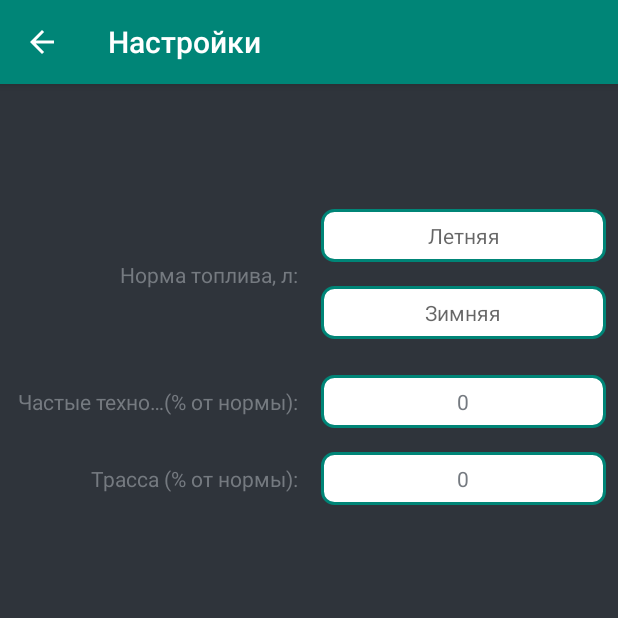
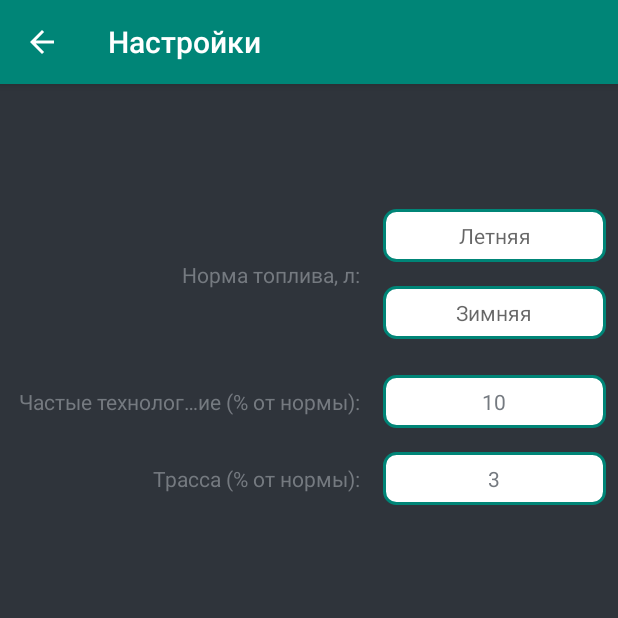
Before and after one commit to Pavluchkov/Fuel-balance-kt, an Android app: the screen it shows after launch (SettingActivity), in the options menu, after a tap on "Настройки", on a phone screen of 412 x 824 dp, the top half of it. Run offline under Robolectric (Android 15) with nearby library versions, the phone set to English and light mode, and no system bars.

Commit message:
Изменения в layout. freq. and trassa set default value

```diff
--- a/app/src/main/java/by/pavluchkov/fuel_balance/views/MainActivity.kt
+++ b/app/src/main/java/by/pavluchkov/fuel_balance/views/MainActivity.kt
@@ -33,7 +33,12 @@ class MainActivity : AppCompatActivity(), NavigationView.OnNavigationItemSelecte
     private val mPresenter = MainScreenPresenter()
 
     override fun setLoadUserData(data: MainData) {
-        editText_previous_main.setText(data.current.toString())
+        editText_previous_main.setText(
+            when (data.current.toString()) {
+                "0" -> ""
+                else -> data.current.toString()
+            }
+        )
 
         when (data.timeOfYear) {
             TimeOfYear.SUMMER -> radioButton_summer_main.isChecked = true
--- a/app/src/main/java/by/pavluchkov/fuel_balance/views/SettingActivity.kt
+++ b/app/src/main/java/by/pavluchkov/fuel_balance/views/SettingActivity.kt
@@ -24,8 +24,18 @@ class SettingActivity : AppCompatActivity(), SettingsScreenView {
                 else -> data.winterNorma.toString()
             }
         )
-        editText_frequent_technological_settings.setText(data.frequentTechnological.toString())
-        editText_trassa_settings.setText(data.trassa.toString())
+        editText_frequent_technological_settings.setText(
+            when (data.frequentTechnological.toString()) {
+                "0" -> getString(R.string.string_frequentTechnological_settings_default_value)
+                else -> data.frequentTechnological.toString()
+            }
+        )
+        editText_trassa_settings.setText(
+            when (data.trassa.toString()) {
+                "0" -> getString(R.string.string_trassa_settings_default_value)
+                else -> data.trassa.toString()
+            }
+        )
     }
 
     override fun getUserData(): SettingsData {
@@ -40,12 +50,12 @@ class SettingActivity : AppCompatActivity(), SettingsScreenView {
         }
 
         val frequentTechnological = when (editText_frequent_technological_settings.text.toString()) {
-            "" -> getString(R.string.string_frequentTechnological_settings_default_value).toInt()
+            "" -> 0
             else -> editText_frequent_technological_settings.text.toString().toInt()
         }
 
         val trassa = when (editText_trassa_settings.text.toString()) {
-            "" -> getString(R.string.string_trassa_settings_default_value).toInt()
+            "" -> 0
             else -> editText_trassa_settings.text.toString().toInt()
         }
 
--- a/app/src/main/res/layout/activity_setting.xml
+++ b/app/src/main/res/layout/activity_setting.xml
@@ -54,7 +54,7 @@
                 android:layout_width="wrap_content"
                 android:layout_height="wrap_content"
                 android:orientation="vertical"
-                app:layout_constraintGuide_percent="0.5"/>
+                app:layout_constraintGuide_percent="0.6"/>
 
         <EditText
                 android:id="@+id/editText_summer_norma_settings"
```
